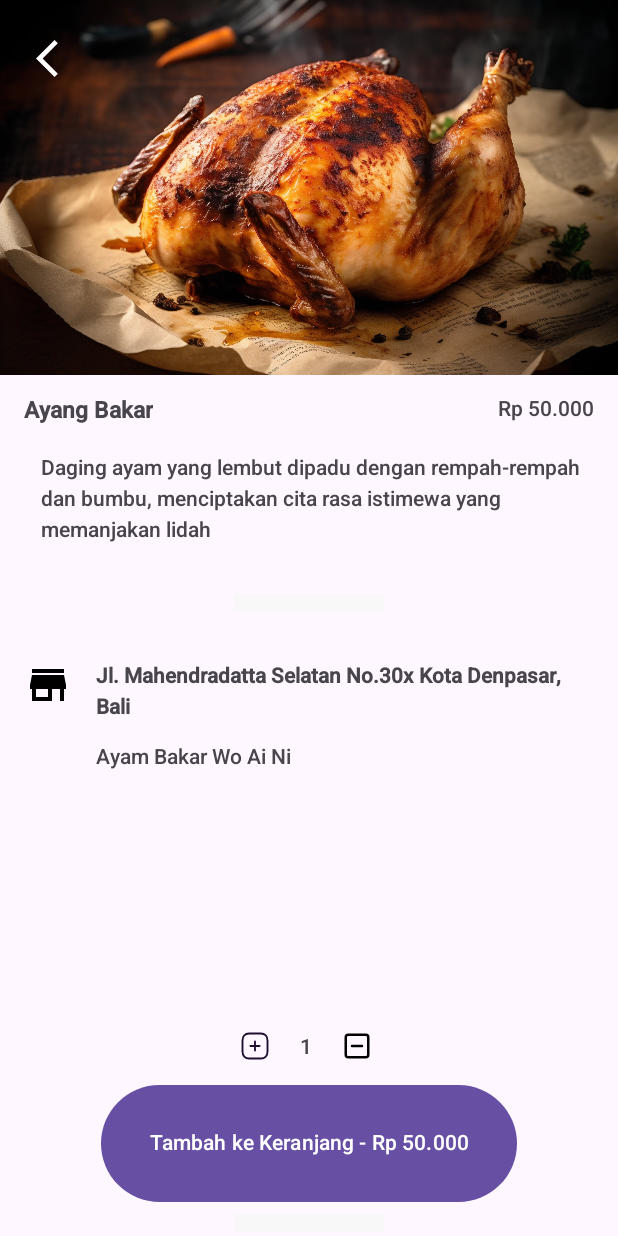
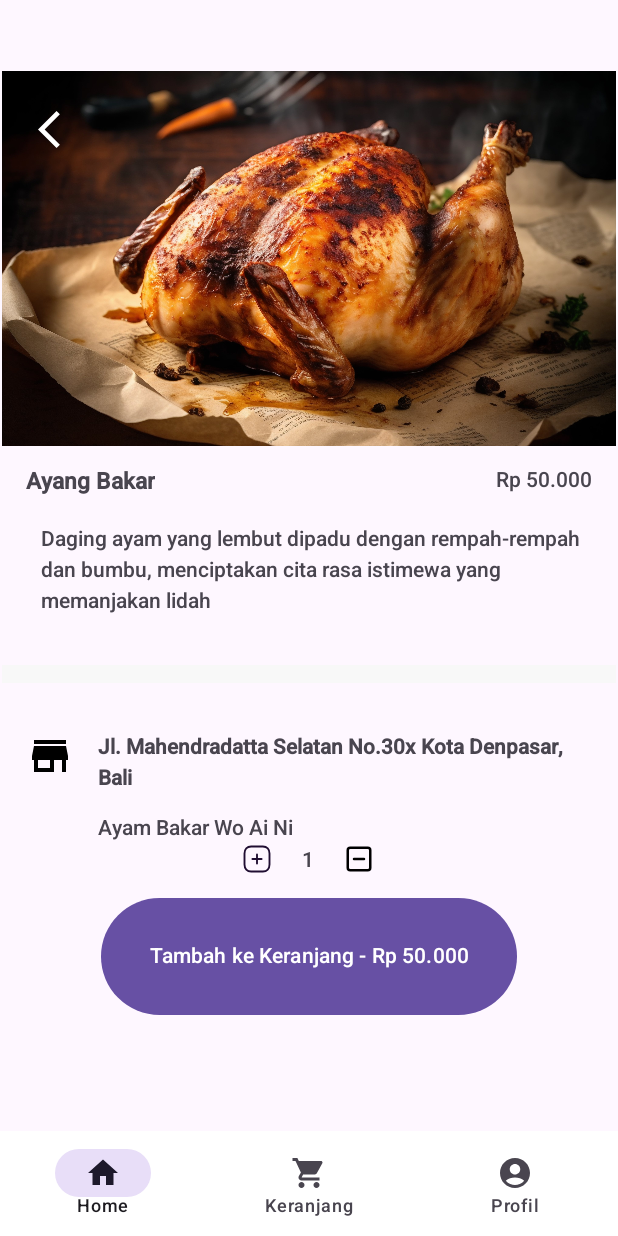
Before and after one commit to regapwg/Challenge4_Binar, an Android app: the screen it shows after launch (MainActivity), after a tap on "Ayang Bakar", on a phone screen of 412 x 824 dp. Run offline under Robolectric (Android 15) with nearby library versions, the phone set to English and light mode, and no system bars; our stand-ins replace navigation-ui.

Commit message:
new update bottom navigation

```diff
--- a/app/build.gradle
+++ b/app/build.gradle
@@ -53,4 +53,5 @@ dependencies {
     androidTestImplementation 'androidx.test.espresso:espresso-core:3.4.0'
     implementation'androidx.recyclerview:recyclerview:version_code'
 
+
 }
--- a/app/src/main/java/com/example/challenge2_binar/MainActivity.kt
+++ b/app/src/main/java/com/example/challenge2_binar/MainActivity.kt
@@ -2,21 +2,44 @@ package com.example.challenge2_binar
 
 import androidx.appcompat.app.AppCompatActivity
 import android.os.Bundle
-import com.example.challenge2_binar.fragment.HomeFragment
-
+import androidx.navigation.NavController
+import androidx.navigation.fragment.NavHostFragment
+import androidx.navigation.ui.NavigationUI
+import com.google.android.material.bottomnavigation.BottomNavigationView
 
 class MainActivity : AppCompatActivity() {
-
+//    lateinit var binding: ActivityMainBinding
+private lateinit var navController: NavController
     override fun onCreate(savedInstanceState: Bundle?) {
         super.onCreate(savedInstanceState)
         setContentView(R.layout.activity_main)
+//        binding = ActivityMainBinding.inflate(layoutInflater)
+//        setContentView(binding.root)
 
-//        val fm = supportFragmentManager
-//        val ft = fm.beginTransaction()
-//        val fragment1 = HomeFragment()
-//        ft.replace(R.id.container_fragment, fragment1)
-//        ft.commit()
+
+//        val bottomNavigationView = findViewById<BottomNavigationView>(R.id.navBarBottom)
+//        val navcon = findNavController(R.id.fragment)
+//
+//        bottomNavigationView.setupWithNavController(navcon)
+
+
+//        binding.navBarBottom.setOnItemSelectedListener {
+//            when (it.itemId) {
+//                R.id.homeFragment -> findNavController(R.id.homeFragment)
+//                R.id.keranjangFragment -> findNavController(R.id.keranjangFragment)
+//                R.id.profileFragment -> findNavController(R.id.profileFragment)
+//                else -> {}
+//            }
+//            true
+//
+//        }
+
+    val bottomNavView = findViewById<BottomNavigationView>(R.id.navBarBottom)
+    val navHostFragment = supportFragmentManager.findFragmentById(R.id.fragment) as NavHostFragment
+    navController = navHostFragment.navController
+
+    // Connect the BottomNavigationView to the NavController
+    NavigationUI.setupWithNavController(bottomNavView, navController)
 
     }
-
 }
--- a/app/src/main/java/com/example/challenge2_binar/produk/MenuList.kt
+++ b/app/src/main/java/com/example/challenge2_binar/produk/MenuList.kt
@@ -1,7 +1,6 @@
 package com.example.challenge2_binar.produk
 
 import android.os.Parcelable
-import android.view.Menu
 import kotlinx.parcelize.Parcelize
 
 @Parcelize
--- /dev/null
+++ b/app/src/main/res/drawable/baseline_home_24.xml
@@ -0,0 +1,5 @@
+<vector android:height="24dp" android:tint="#000000"
+    android:viewportHeight="24" android:viewportWidth="24"
+    android:width="24dp" xmlns:android="http://schemas.android.com/apk/res/android">
+    <path android:fillColor="@android:color/white" android:pathData="M10,20v-6h4v6h5v-8h3L12,3 2,12h3v8z"/>
+</vector>
--- a/app/src/main/res/layout/activity_main.xml
+++ b/app/src/main/res/layout/activity_main.xml
@@ -2,21 +2,34 @@
 <androidx.constraintlayout.widget.ConstraintLayout xmlns:android="http://schemas.android.com/apk/res/android"
     xmlns:app="http://schemas.android.com/apk/res-auto"
     xmlns:tools="http://schemas.android.com/tools"
-    android:layout_width="wrap_content"
-    android:layout_height="wrap_content">
+    android:layout_width="match_parent"
+    android:layout_height="match_parent"
+    tools:context=".MainActivity">
 
-
-
+    <com.google.android.material.bottomnavigation.BottomNavigationView
+        android:id="@+id/navBarBottom"
+        android:layout_width="match_parent"
+        android:layout_height="70dp"
+        android:background="@color/white"
+        app:layout_constraintBottom_toBottomOf="parent"
+        app:layout_constraintEnd_toEndOf="parent"
+        app:layout_constraintHorizontal_bias="1.0"
+        app:layout_constraintStart_toStartOf="parent"
+        app:menu="@menu/bottom_nav" />
 
     <androidx.fragment.app.FragmentContainerView
-        android:id="@+id/nav_host_fragment"
+        android:id="@+id/fragment"
         android:name="androidx.navigation.fragment.NavHostFragment"
         android:layout_width="match_parent"
-        android:layout_height="match_parent"
+        android:layout_height="649dp"
+        android:layout_marginStart="1dp"
+        android:layout_marginTop="1dp"
+        android:layout_marginEnd="1dp"
+        android:layout_marginBottom="11dp"
         app:defaultNavHost="true"
+        app:layout_constraintBottom_toTopOf="@+id/navBarBottom"
+        app:layout_constraintEnd_toEndOf="parent"
         app:layout_constraintStart_toStartOf="parent"
         app:layout_constraintTop_toTopOf="parent"
         app:navGraph="@navigation/main_navigation" />
-
-
 </androidx.constraintlayout.widget.ConstraintLayout>
--- /dev/null
+++ b/app/src/main/res/menu/bottom_nav.xml
@@ -0,0 +1,17 @@
+<?xml version="1.0" encoding="utf-8"?>
+<menu xmlns:app="http://schemas.android.com/apk/res-auto"
+    xmlns:android="http://schemas.android.com/apk/res/android">
+
+    <item
+        android:id="@+id/homeFragment"
+        android:icon="@drawable/baseline_home_24"
+        android:title="Home" />
+    <item
+        android:id="@+id/keranjangFragment"
+        android:icon="@drawable/ic_keranjang"
+        android:title="Keranjang" />
+    <item
+        android:id="@+id/profileFragment"
+        android:icon="@drawable/ic_account"
+        android:title="Profil" />
+</menu>
--- a/app/src/main/res/navigation/main_navigation.xml
+++ b/app/src/main/res/navigation/main_navigation.xml
@@ -22,4 +22,14 @@
             android:name="name"
             android:defaultValue="namanya kosong" />
     </fragment>
+    <fragment
+        android:id="@+id/keranjangFragment"
+        android:name="com.example.challenge2_binar.fragment.KeranjangFragment"
+        android:label="fragment_keranjang"
+        tools:layout="@layout/fragment_keranjang" />
+    <fragment
+        android:id="@+id/profileFragment"
+        android:name="com.example.challenge2_binar.fragment.ProfileFragment"
+        android:label="fragment_profile"
+        tools:layout="@layout/fragment_profile" />
 </navigation>
```
Also changed, not shown: app/src/main/AndroidManifest.xml (+2 -7 lines), app/src/main/java/com/example/challenge2_binar/fragment/KeranjangFragment.kt (added, +22 -0 lines), app/src/main/java/com/example/challenge2_binar/fragment/KonfirmasiPesananFragment.kt (added, +60 -0 lines), app/src/main/java/com/example/challenge2_binar/fragment/ProfileFragment.kt (added, +22 -0 lines), app/src/main/res/layout/fragment_keranjang.xml (added, +14 -0 lines), app/src/main/res/layout/fragment_konfirmasi_pesanan.xml (added, +14 -0 lines), app/src/main/res/layout/fragment_profile.xml (added, +14 -0 lines).
